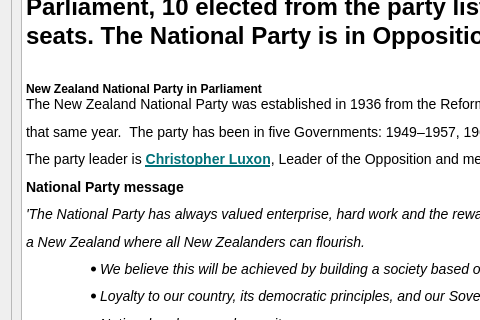
Qt form qtGuiApplication/partynational.ui (Debug-Divas/COSC345-Project) before a commit; both pictures show x 0 to 480 and y 122 to 442 of the 854 by 692 pixel window.
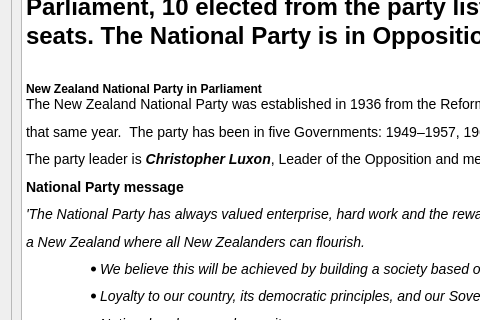
The same form after that commit.

The edit to the form file:
```diff
--- a/qtGuiApplication/partynational.ui
+++ b/qtGuiApplication/partynational.ui
@@ -33,9 +33,9 @@
 li.unchecked::marker { content: &quot;\2610&quot;; }
 li.checked::marker { content: &quot;\2612&quot;; }
 &lt;/style&gt;&lt;/head&gt;&lt;body style=&quot; font-family:'Segoe UI'; font-size:9pt; font-weight:400; font-style:normal;&quot;&gt;
-&lt;h1 style=&quot; margin-top:0px; margin-bottom:0px; margin-left:0px; margin-right:0px; -qt-block-indent:0; text-indent:0px; line-height:105.769%; background-color:#ffffff;&quot;&gt;&lt;span style=&quot; font-family:'Open Sans','Arial','Verdana','sans-serif'; font-size:xx-large; font-weight:700; color:#000000; background-color:#ffffff;&quot;&gt;National Party&lt;br /&gt;&lt;br /&gt;&lt;/span&gt;&lt;span style=&quot; font-family:'Open Sans','Arial','Verdana','sans-serif'; font-size:xx-large; font-weight:700; color:#000000; background-color:#ffffff;&quot;&gt;The New Zealand National Party (National Party) has 34 members of Parliament, 10 elected from the party list and 24 from electorate seats. The National Party is in Opposition.&lt;br /&gt;&lt;br /&gt;&lt;/span&gt;&lt;span style=&quot; font-family:'Open Sans','Arial','Verdana','sans-serif'; font-size:medium; font-weight:700; color:#000000; background-color:#ffffff;&quot;&gt;New Zealand National Party in Parliament&lt;/span&gt;&lt;/h1&gt;
+&lt;h1 style=&quot; margin-top:0px; margin-bottom:0px; margin-left:0px; margin-right:0px; -qt-block-indent:0; text-indent:0px; line-height:105.769%; background-color:#ffffff;&quot;&gt;&lt;span style=&quot; font-family:'Open Sans','Arial','Verdana','sans-serif'; font-size:xx-large; font-weight:700; color:#000000; background-color:#ffffff;&quot;&gt;National Party&lt;br /&gt;&lt;br /&gt;The New Zealand National Party (National Party) has 34 members of Parliament, 10 elected from the party list and 24 from electorate seats. The National Party is in Opposition.&lt;br /&gt;&lt;br /&gt;&lt;/span&gt;&lt;span style=&quot; font-family:'Open Sans','Arial','Verdana','sans-serif'; font-size:medium; font-weight:700; color:#000000; background-color:#ffffff;&quot;&gt;New Zealand National Party in Parliament&lt;/span&gt;&lt;/h1&gt;
 &lt;p style=&quot; margin-top:0px; margin-bottom:0px; margin-left:0px; margin-right:0px; -qt-block-indent:0; text-indent:0px; line-height:171.429%; background-color:#ffffff;&quot;&gt;&lt;span style=&quot; font-family:'Open Sans','Arial','Verdana','sans-serif'; font-size:14px; color:#000000; background-color:#ffffff;&quot;&gt;The New Zealand National Party was established in 1936 from the Reform-United Coalition. The party first entered Parliament that same year.  The party has been in five Governments: 1949–1957, 1960–1972, 1975–1984, 1990–1999, and 2008-2017.&lt;/span&gt;&lt;/p&gt;
-&lt;p style=&quot; margin-top:0px; margin-bottom:0px; margin-left:0px; margin-right:0px; -qt-block-indent:0; text-indent:0px; line-height:171.429%; background-color:#ffffff;&quot;&gt;&lt;span style=&quot; font-family:'Open Sans','Arial','Verdana','sans-serif'; font-size:14px; color:#000000; background-color:#ffffff;&quot;&gt;The party leader is&lt;/span&gt;&lt;span style=&quot; font-family:'Open Sans','Arial','Verdana','sans-serif'; font-size:14px; color:#000000;&quot;&gt; &lt;/span&gt;&lt;a href=&quot;https://www.parliament.nz/en/mps-and-electorates/members-of-parliament/luxon-christopher/&quot;&gt;&lt;span style=&quot; font-family:'Open Sans','Arial','Verdana','sans-serif'; font-size:14px; font-weight:700; text-decoration: underline; color:#007179;&quot;&gt;Christopher Luxon&lt;/span&gt;&lt;/a&gt;&lt;span style=&quot; font-family:'Open Sans','Arial','Verdana','sans-serif'; font-size:14px; color:#000000;&quot;&gt;, Leader of the Opposition and member for Botany.&lt;/span&gt;&lt;/p&gt;
+&lt;p style=&quot; margin-top:0px; margin-bottom:0px; margin-left:0px; margin-right:0px; -qt-block-indent:0; text-indent:0px; line-height:171.429%; background-color:#ffffff;&quot;&gt;&lt;span style=&quot; font-family:'Open Sans','Arial','Verdana','sans-serif'; font-size:14px; color:#000000; background-color:#ffffff;&quot;&gt;The party leader is &lt;/span&gt;&lt;span style=&quot; font-family:'Open Sans','Arial','Verdana','sans-serif'; font-size:14px; font-weight:700; font-style:italic; color:#000000; background-color:#ffffff;&quot;&gt;Christopher Luxon&lt;/span&gt;&lt;span style=&quot; font-family:'Open Sans','Arial','Verdana','sans-serif'; font-size:14px; color:#000000;&quot;&gt;, Leader of the Opposition and member for Botany.&lt;/span&gt;&lt;/p&gt;
 &lt;p style=&quot; margin-top:0px; margin-bottom:0px; margin-left:0px; margin-right:0px; -qt-block-indent:0; text-indent:0px; line-height:171.429%; background-color:#ffffff;&quot;&gt;&lt;span style=&quot; font-family:'Open Sans','Arial','Verdana','sans-serif'; font-size:14px; font-weight:700; color:#000000;&quot;&gt;National Party message&lt;/span&gt;&lt;/p&gt;
 &lt;p style=&quot; margin-top:0px; margin-bottom:0px; margin-left:0px; margin-right:0px; -qt-block-indent:0; text-indent:0px; line-height:171.429%; background-color:#ffffff;&quot;&gt;&lt;span style=&quot; font-family:'Open Sans','Arial','Verdana','sans-serif'; font-size:14px; font-style:italic; color:#000000;&quot;&gt;'The National Party has always valued enterprise, hard work and the rewards that go with success. We will continue to aspire to a New Zealand where all New Zealanders can flourish.&lt;/span&gt;&lt;/p&gt;
 &lt;ul style=&quot;margin-top: 0px; margin-bottom: 0px; margin-left: 0px; margin-right: 0px; -qt-list-indent: 1;&quot;&gt;
```
